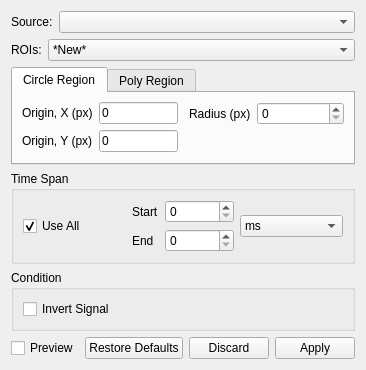
The window that src/ui/KairoSightWidgetIsolate.ui (kairosight/KairoSight) describes before a commit, drawn with Qt 5.
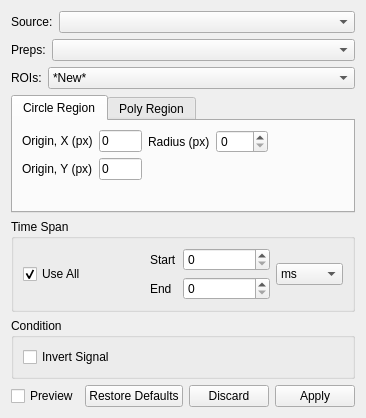
The same window after the commit. Custom widgets are drawn as their Qt base class.

Commit message: Refining Image Prep and Isolation tools

```diff
--- a/src/ui/KairoSightWidgetIsolate.ui
+++ b/src/ui/KairoSightWidgetIsolate.ui
@@ -6,10 +6,22 @@
    <rect>
     <x>0</x>
     <y>0</y>
-    <width>344</width>
-    <height>343</height>
+    <width>350</width>
+    <height>393</height>
    </rect>
   </property>
+  <property name="sizePolicy">
+   <sizepolicy hsizetype="Fixed" vsizetype="Expanding">
+    <horstretch>0</horstretch>
+    <verstretch>0</verstretch>
+   </sizepolicy>
+  </property>
+  <property name="maximumSize">
+   <size>
+    <width>350</width>
+    <height>16777215</height>
+   </size>
+  </property>
   <property name="windowTitle">
    <string>Isolate</string>
   </property>
@@ -44,6 +56,36 @@
      </item>
     </layout>
    </item>
+   <item>
+    <layout class="QHBoxLayout" name="horizontalLayout_7">
+     <item>
+      <widget class="QLabel" name="labelPreps">
+       <property name="sizePolicy">
+        <sizepolicy hsizetype="Preferred" vsizetype="Preferred">
+         <horstretch>0</horstretch>
+         <verstretch>0</verstretch>
+        </sizepolicy>
+       </property>
+       <property name="text">
+        <string>Preps:</string>
+       </property>
+       <property name="textFormat">
+        <enum>Qt::PlainText</enum>
+       </property>
+      </widget>
+     </item>
+     <item>
+      <widget class="QComboBox" name="comboBoxPreps">
+       <property name="sizePolicy">
+        <sizepolicy hsizetype="Expanding" vsizetype="Fixed">
+         <horstretch>0</horstretch>
+         <verstretch>0</verstretch>
+        </sizepolicy>
+       </property>
+      </widget>
+     </item>
+    </layout>
+   </item>
    <item>
     <layout class="QHBoxLayout" name="horizontalLayout_5">
      <item>
@@ -99,6 +141,12 @@
         <layout class="QFormLayout" name="formLayoutCenter">
          <item row="0" column="0">
           <widget class="QLabel" name="originXLabel">
+           <property name="sizePolicy">
+            <sizepolicy hsizetype="Minimum" vsizetype="Preferred">
+             <horstretch>0</horstretch>
+             <verstretch>0</verstretch>
+            </sizepolicy>
+           </property>
            <property name="text">
             <string>Origin, X (px)</string>
            </property>
@@ -125,6 +173,12 @@
          </item>
          <item row="1" column="0">
           <widget class="QLabel" name="originYLabel">
+           <property name="sizePolicy">
+            <sizepolicy hsizetype="Minimum" vsizetype="Preferred">
+             <horstretch>0</horstretch>
+             <verstretch>0</verstretch>
+            </sizepolicy>
+           </property>
            <property name="text">
             <string>Origin, Y (px)</string>
            </property>
@@ -151,26 +205,16 @@
          </item>
         </layout>
        </item>
-       <item>
-        <spacer name="horizontalSpacer_2">
-         <property name="orientation">
-          <enum>Qt::Horizontal</enum>
-         </property>
-         <property name="sizeType">
-          <enum>QSizePolicy::Preferred</enum>
-         </property>
-         <property name="sizeHint" stdset="0">
-          <size>
-           <width>5</width>
-           <height>20</height>
-          </size>
-         </property>
-        </spacer>
-       </item>
        <item>
         <layout class="QFormLayout" name="formLayoutRadius">
          <item row="0" column="0">
           <widget class="QLabel" name="radiusLabel">
+           <property name="sizePolicy">
+            <sizepolicy hsizetype="Minimum" vsizetype="Preferred">
+             <horstretch>0</horstretch>
+             <verstretch>0</verstretch>
+            </sizepolicy>
+           </property>
            <property name="text">
             <string>Radius (px)</string>
            </property>
@@ -194,6 +238,22 @@
          </item>
         </layout>
        </item>
+       <item>
+        <widget class="GraphicsLayoutWidget" name="widgetPreview" native="true">
+         <property name="minimumSize">
+          <size>
+           <width>70</width>
+           <height>70</height>
+          </size>
+         </property>
+         <property name="maximumSize">
+          <size>
+           <width>70</width>
+           <height>70</height>
+          </size>
+         </property>
+        </widget>
+       </item>
       </layout>
      </widget>
      <widget class="QWidget" name="tabPoly">
@@ -257,6 +317,18 @@
         </item>
         <item>
          <widget class="QComboBox" name="comboBoxUnits">
+          <property name="sizePolicy">
+           <sizepolicy hsizetype="Maximum" vsizetype="Fixed">
+            <horstretch>0</horstretch>
+            <verstretch>0</verstretch>
+           </sizepolicy>
+          </property>
+          <property name="minimumSize">
+           <size>
+            <width>10</width>
+            <height>0</height>
+           </size>
+          </property>
           <property name="currentText">
            <string>ms</string>
           </property>
@@ -346,6 +418,14 @@
    </item>
   </layout>
  </widget>
+ <customwidgets>
+  <customwidget>
+   <class>GraphicsLayoutWidget</class>
+   <extends>QWidget</extends>
+   <header>pyqtgraph.widgets.GraphicsLayoutWidget</header>
+   <container>1</container>
+  </customwidget>
+ </customwidgets>
  <resources/>
  <connections/>
 </ui>
```
The commit also changes 12 other files.
